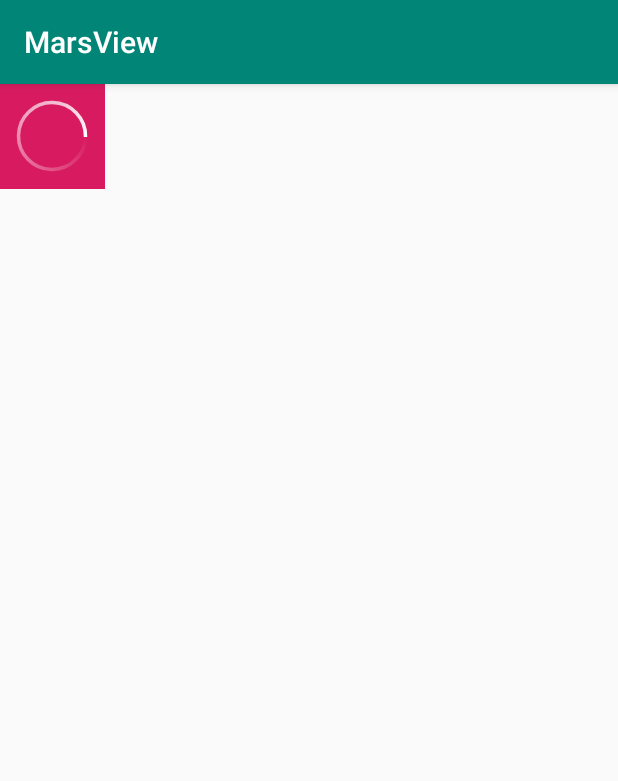
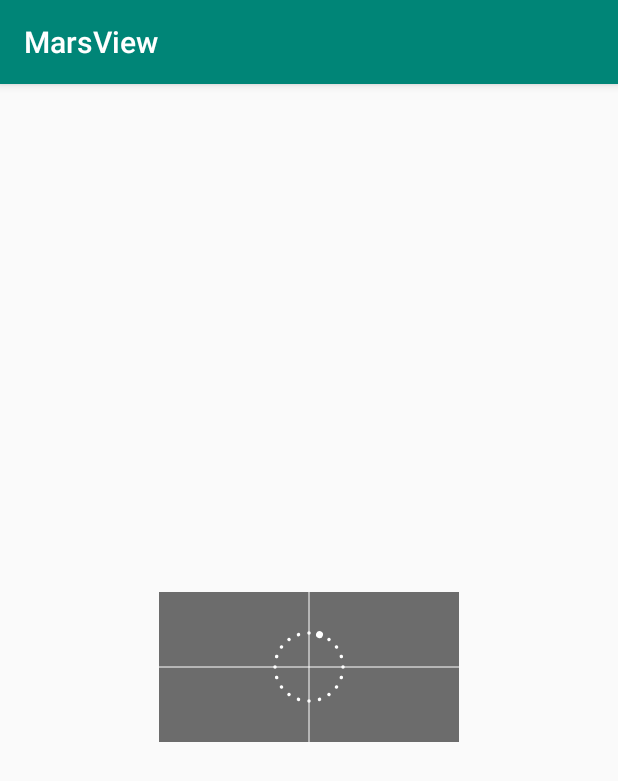
Before and after one commit to Ymars1990/MarsView, an Android app: the screen it shows after launch (MainActivity), on a phone screen of 412 x 824 dp. Shown: the top 781 px of the screen. Run offline under Robolectric (Android 15) with nearby library versions, the phone set to English and light mode, and no system bars.

Commit message:
多样式加载View

```diff
--- a/app/src/main/res/layout/activity_main.xml
+++ b/app/src/main/res/layout/activity_main.xml
@@ -1,10 +1,14 @@
 <?xml version="1.0" encoding="utf-8"?>
 <LinearLayout xmlns:android="http://schemas.android.com/apk/res/android"
     xmlns:tools="http://schemas.android.com/tools"
+    xmlns:app="http://schemas.android.com/apk/res-auto"
     android:layout_width="match_parent"
     android:layout_height="match_parent"
+    android:gravity="center"
+    android:orientation="vertical"
     tools:context=".MainActivity">
 
+    <!--
         <RelativeLayout
             android:layout_width="wrap_content"
             android:layout_height="wrap_content"
@@ -12,8 +16,16 @@
             android:padding="10dp">
 
             <com.mars.component.view.loading.CircleLoadingView
-            android:layout_width="50dp"
-            android:layout_height="50dp" />
+                android:layout_width="100dp"
+                android:layout_height="100dp" />
         </RelativeLayout>
+    -->
+
+
+    <com.mars.component.view.loading.MutiLoadingView
+        android:layout_width="200dp"
+        android:layout_height="100dp"
+        android:layout_marginTop="10dp"
+        app:mutiloadingview_loading_style="dot" />
 
 </LinearLayout>
--- /dev/null
+++ b/component/src/main/java/com/mars/component/annotation/LoadingStyle.java
@@ -0,0 +1,38 @@
+package com.mars.component.annotation;
+
+import java.lang.annotation.Retention;
+import java.lang.annotation.RetentionPolicy;
+
+/**
+ * 加载样式注解
+ *
+ * @author Mars
+ */
+@LoadingStyle.StyleType
+public class LoadingStyle {
+    /**
+     * 加载样式
+     */
+    private final int styleValue;
+    private final String styleName;
+
+    public LoadingStyle(int styleValue, String styleName) {
+        this.styleValue = styleValue;
+        this.styleName = styleName;
+    }
+
+    @Retention(RetentionPolicy.SOURCE)
+    public @interface StyleType {
+        LoadingStyle NORMAL = new LoadingStyle(0, "默认圆形");
+        LoadingStyle DOT = new LoadingStyle(1, "点状");
+        LoadingStyle PILLAR = new LoadingStyle(2, "柱状");
+    }
+
+    public int getStyleValue() {
+        return styleValue;
+    }
+
+    public String getStyleName() {
+        return styleName;
+    }
+}
--- /dev/null
+++ b/component/src/main/java/com/mars/component/utils/StringTools.java
@@ -0,0 +1,35 @@
+package com.mars.component.utils;
+
+import android.graphics.Paint;
+import android.util.Log;
+
+/**
+ * String 工具类
+ *
+ * @author Mars
+ */
+public class StringTools {
+    private final static String TAG = StringTools.class.getSimpleName();
+
+    /**
+     * 判断非空String
+     *
+     * @param string
+     * @return
+     */
+    public static boolean strIsNotNull(String string) {
+        return string != null && string.replaceAll(" ", "").length() != 0;
+    }
+
+    /**
+     * 测量文字宽高
+     */
+    public static float[] mesureText(Paint paint, String str) {
+        float[] wh = new float[2];
+        wh[0] = paint.measureText(str);
+        wh[1] = paint.descent() - paint.ascent();
+        Log.e(TAG, "  wh[0]:" + wh[0]);
+        Log.e(TAG, "  wh[1]:" + wh[1]);
+        return wh;
+    }
+}
--- /dev/null
+++ b/component/src/main/java/com/mars/component/view/loading/MutiLoadingView.java
@@ -0,0 +1,291 @@
+package com.mars.component.view.loading;
+
+import android.content.Context;
+import android.content.res.TypedArray;
+import android.graphics.Canvas;
+import android.graphics.Paint;
+import android.graphics.Rect;
+import android.graphics.SweepGradient;
+import android.os.Handler;
+import android.os.Message;
+import android.util.AttributeSet;
+import android.util.Log;
+import android.view.View;
+
+import com.mars.component.R;
+import com.mars.component.annotation.LoadingStyle;
+import com.mars.component.utils.StringTools;
+
+import java.lang.ref.WeakReference;
+
+/**
+ * @author Mars
+ * 加载控件
+ * 1、多种加载样式
+ * 2、加载成功或失败提示（文字、文字+图形）
+ * 3、加载提示文字描述
+ */
+public class MutiLoadingView extends View {
+    private final static String TAG = MutiLoadingView.class.getSimpleName();
+
+    /**
+     * 默认值设置
+     */
+    private final int DEFAULT_LOADING_STYLE = LoadingStyle.StyleType.NORMAL.getStyleValue();
+    private final int DEFAULT_LOADING_BG = 0x90000000;
+    private final int DEFAULT_LOADING_TEXT_COLOR = 0xFFFFFFFF;
+    private final int DEFAULT_LOADING_STATUS_COLOR = 0xFFFFFFFF;
+    private final int DEFAULT_LOADING_LOADING_COLOR = 0xFFFFFFFF;
+    private final int DEFAULT_WIDTH = (int) dip2px(100);
+    private final int DEFAULT_HEIGHT = (int) dip2px(100);
+    private final float DEFAULT_LOADING_LOADINGWIDTH = DEFAULT_WIDTH / 2;
+    private final float DEFAULT_LOADING_LOADINGHEIGHT = DEFAULT_HEIGHT / 2;
+    private final String DEFAULT_LOADING_LOADINGTEXT = "加载中";
+    private final float DEFAULT_LOADING_LOADINGTEXT_SIZE = 20f;
+
+    private final int[] CIRCLELOADING_BG = new int[]{0x00FFFFFF, 0x33FFFFFF, 0x66FFFFFF, 0x99FFFFFF, 0xBBFFFFFF, 0xFFFFFFFF};
+    private SweepGradient loadingSweepGradient;
+
+    /**
+     * 样式属性
+     */
+    private int style = DEFAULT_LOADING_STYLE;
+    private int show_status = 0;
+    private int bg = DEFAULT_LOADING_BG;
+    private int text_color = DEFAULT_LOADING_TEXT_COLOR;
+    private int status_color = DEFAULT_LOADING_STATUS_COLOR;
+    private int loading_color = DEFAULT_LOADING_LOADING_COLOR;
+    private float loadingwidth = DEFAULT_LOADING_LOADINGWIDTH;
+    private float loadingheight = DEFAULT_LOADING_LOADINGHEIGHT;
+    private String text = DEFAULT_LOADING_LOADINGTEXT;
+    private float textSize = DEFAULT_LOADING_LOADINGTEXT_SIZE;
+    private float ptWidth = dip2px(2);
+    private float width = DEFAULT_WIDTH;
+    private float height = DEFAULT_HEIGHT;
+    private int rotate = 1;
+
+    private Paint mPaint;
+    private Paint txtPaint;
+    private Rect rect;
+    private MyHandler myHandler;
+
+    private float cx = width / 2f;
+    private float cy = height / 2f;
+
+    public MutiLoadingView(Context context) {
+        this(context, null);
+    }
+
+    public MutiLoadingView(Context context, AttributeSet attrs) {
+        this(context, attrs, 0);
+    }
+
+    public MutiLoadingView(Context context, AttributeSet attrs, int defStyleAttr) {
+        super(context, attrs, defStyleAttr);
+        Log.e(TAG, "MutiLoadingView");
+        TypedArray ta = context.obtainStyledAttributes(attrs, R.styleable.MutiLoadingView);
+        style = ta.getInt(R.styleable.MutiLoadingView_mutiloadingview_loading_style, DEFAULT_LOADING_STYLE);
+        Log.e(TAG, "style:" + style);
+
+        bg = ta.getColor(R.styleable.MutiLoadingView_mutiloadingview_bg, DEFAULT_LOADING_BG);
+        text_color = ta.getColor(R.styleable.MutiLoadingView_mutiloadingview_text_color, DEFAULT_LOADING_TEXT_COLOR);
+        status_color = ta.getColor(R.styleable.MutiLoadingView_mutiloadingview_status_color, DEFAULT_LOADING_STATUS_COLOR);
+        loading_color = ta.getColor(R.styleable.MutiLoadingView_mutiloadingview_loading_color, DEFAULT_LOADING_LOADING_COLOR);
+
+        show_status = ta.getInt(R.styleable.MutiLoadingView_mutiloadingview_show_status, 0);
+
+        loadingwidth = ta.getDimension(R.styleable.MutiLoadingView_mutiloadingview_loadingwidth, DEFAULT_LOADING_LOADINGWIDTH);
+        loadingheight = ta.getDimension(R.styleable.MutiLoadingView_mutiloadingview_loadingheight, DEFAULT_LOADING_LOADINGHEIGHT);
+        textSize = ta.getDimensionPixelSize(R.styleable.MutiLoadingView_mutiloadingview_loadingtext_size, (int) DEFAULT_LOADING_LOADINGTEXT_SIZE);
+        text = ta.getString(R.styleable.MutiLoadingView_mutiloadingview_loadingtext);
+        ta.recycle();
+        initPaint();
+        myHandler = new MyHandler(this);
+    }
+
+
+    private void initPaint() {
+        mPaint = new Paint();
+        mPaint.setColor(bg);
+        mPaint.setStyle(Paint.Style.FILL);
+        mPaint.setStrokeWidth(ptWidth);
+        mPaint.setAntiAlias(true);
+        mPaint.setStrokeJoin(Paint.Join.ROUND);
+        mPaint.setStrokeCap(Paint.Cap.ROUND);
+
+        txtPaint = new Paint();
+        txtPaint.setTextSize(textSize);
+        txtPaint.setAntiAlias(true);
+        txtPaint.setColor(text_color);
+    }
+
+    @Override
+    protected void onMeasure(int widthMeasureSpec, int heightMeasureSpec) {
+        super.onMeasure(widthMeasureSpec, heightMeasureSpec);
+        Log.e(TAG, "onMeasure");
+
+        width = getMySize(DEFAULT_WIDTH, widthMeasureSpec);
+        height = getMySize(DEFAULT_HEIGHT, heightMeasureSpec);
+
+        loadingwidth = Math.min(loadingwidth, loadingheight);
+        loadingheight = Math.min(loadingwidth, loadingheight);
+        Log.e(TAG, "width:" + width);
+        Log.e(TAG, "height:" + height);
+        Log.e(TAG, "loadingwidth:" + loadingwidth);
+        Log.e(TAG, "loadingheight:" + loadingheight);
+        cx = width / 2f;
+        cy = height / 2f;
+        Log.e(TAG, "cx:" + cx);
+        Log.e(TAG, "cy:" + cy);
+    }
+
+    @Override
+    public void onWindowFocusChanged(boolean hasWindowFocus) {
+        super.onWindowFocusChanged(hasWindowFocus);
+        Log.e(TAG, "获取焦点或失去焦点" + hasWindowFocus);
+        if (hasWindowFocus) {
+            if (myHandler == null) {
+                myHandler = new MyHandler(this);
+            }
+            myHandler.sendEmptyMessage(0x02);
+        } else {
+            if (myHandler == null) {
+                myHandler = new MyHandler(this);
+            }
+            myHandler.removeMessages(0x02);
+            myHandler.removeMessages(0x01);
+        }
+    }
+
+    @Override
+    protected void onDraw(Canvas canvas) {
+        super.onDraw(canvas);
+        Log.e(TAG, "onDraw");
+        /**
+         * 画背景
+         */
+        initPaint();
+        mPaint.setColor(bg);
+        rect = new Rect(0, 0, (int) width, (int) height);
+        canvas.drawRect(rect, mPaint);
+        /**
+         * 画加载框
+         */
+        /**
+         *绘制文本
+         */
+        if (StringTools.strIsNotNull(text)) {
+            Log.e(TAG, "文字起始位置:" + (cx - StringTools.mesureText(txtPaint, text)[0] / 2f));
+            canvas.drawText(text, cx - StringTools.mesureText(txtPaint, text)[0] / 2f, cy + StringTools.mesureText(txtPaint, text)[1] / 2f, txtPaint);
+        }
+        canvas.drawLine(0, cy, width, cy, txtPaint);
+        canvas.drawLine(cx, 0, cx, height, txtPaint);
+
+        if (show_status == 0) {
+            switch (style) {
+                case 1:
+                    mPaint.setStyle(Paint.Style.FILL);
+                    mPaint.setColor(loading_color);
+                    for (int i = 0; i < 20; i++) {
+                        canvas.rotate(18, cx, cy);
+                        canvas.drawCircle(cx, cy - (Math.min(width, height) / 4 - ptWidth), ptWidth / (rotate / 18 == i ? 1 : 2), mPaint);
+                    }
+                    break;
+                case 2:
+                    break;
+                case 0:
+                default:
+                    canvas.rotate(rotate, cx, cy);
+                    mPaint.setStyle(Paint.Style.STROKE);
+                    loadingSweepGradient = new SweepGradient(cx, cy, CIRCLELOADING_BG, null);
+                    mPaint.setShader(loadingSweepGradient);
+                    canvas.drawCircle(cx, cy, Math.min(width, height) / 4 - ptWidth, mPaint);
+                    break;
+            }
+        } else {
+
+        }
+        canvas.save();
+
+    }
+
+    /**
+     * 设置加载状态
+     *
+     * @param statusTxt
+     * @param status
+     */
+    public void setStatus(String statusTxt, int status) {
+        if (StringTools.strIsNotNull(statusTxt)) {
+            text = statusTxt;
+            show_status = status;
+            postInvalidate();
+        }
+    }
+
+    /**
+     * 动画
+     */
+    private static class MyHandler extends Handler {
+        WeakReference<MutiLoadingView> weakReference;
+
+        public MyHandler(MutiLoadingView weakReferenceFr) {
+            weakReference = new WeakReference<>(weakReferenceFr);
+        }
+
+        @Override
+        public void handleMessage(Message msg) {
+            MutiLoadingView view = weakReference.get();
+            switch (msg.what) {
+                case 0x01:
+                    view.rotate += 18;
+                    if (view.rotate > 360) {
+                        view.rotate = 0;
+                    }
+                    view.invalidate();
+                    Log.e(TAG, "通知重绘");
+                    this.sendEmptyMessageDelayed(0x01, 80);
+                    break;
+                case 0x02:
+                    this.sendEmptyMessageDelayed(0x01, 100);
+                    break;
+                default:
+                    break;
+            }
+        }
+    }
+
+
+    private float dip2px(float dipValue) {
+        final float scale = this.getContext().getResources().getDisplayMetrics().density;
+        return (dipValue * scale + 0.5f);
+    }
+
+    private int getMySize(int defaultSize, int measureSpec) {
+        int mySize = defaultSize;
+        int mode = MeasureSpec.getMode(measureSpec);
+        int size = MeasureSpec.getSize(measureSpec);
+        switch (mode) {
+            //如果没有指定大小，就设置为默认大小
+            case MeasureSpec.UNSPECIFIED: {
+                mySize = defaultSize;
+                break;
+            }
+            case MeasureSpec.AT_MOST: {
+                //如果测量模式是最大取值为size
+                //我们将大小取最大值,你也可以取其他值
+                mySize = size - getPaddingLeft() - getPaddingRight();
+                break;
+            }
+            case MeasureSpec.EXACTLY: {
+                //如果是固定的大小，那就不要去改变它
+                mySize = size;
+                break;
+            }
+            default:
+                break;
+        }
+        return mySize;
+    }
+
+}
--- /dev/null
+++ b/component/src/main/res/values/colors.xml
@@ -0,0 +1,4 @@
+<?xml version="1.0" encoding="utf-8"?>
+<resources>
+    <color name="c90000000">#90000000</color>
+</resources>
```
Also changed, not shown: component/src/main/java/com/mars/component/view/loading/CircleLoadingView.java (+3 -7 lines), component/src/main/res/values/attr.xml (+22 -0 lines). Lines whose indentation alone changed are shown as unchanged.
